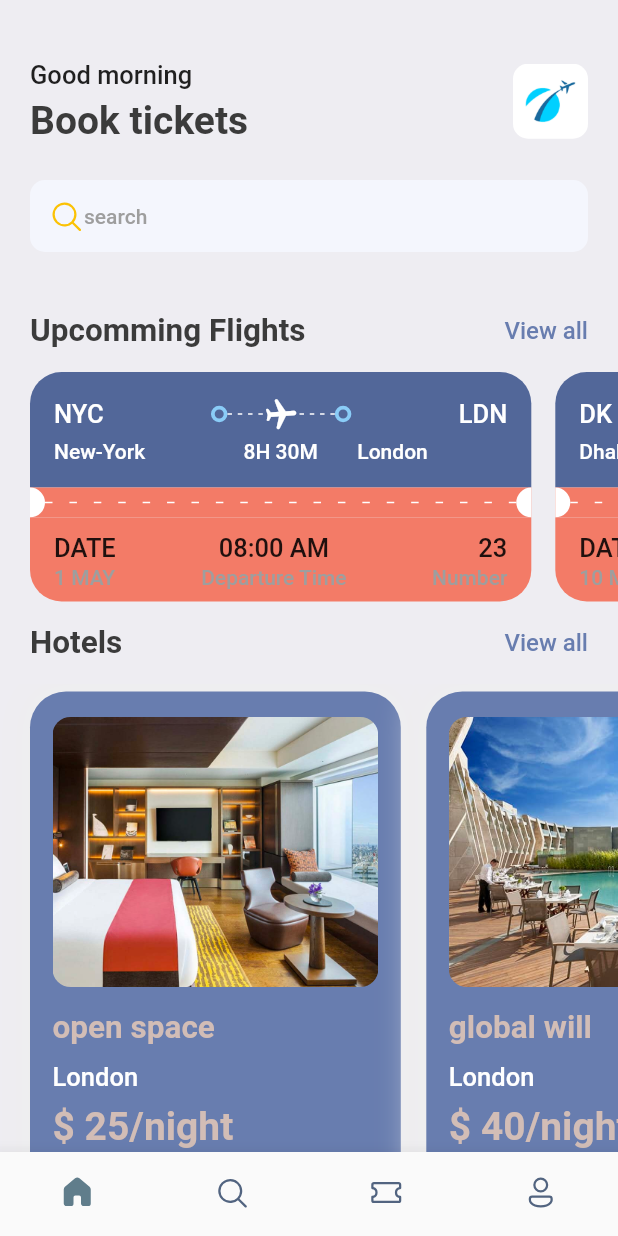
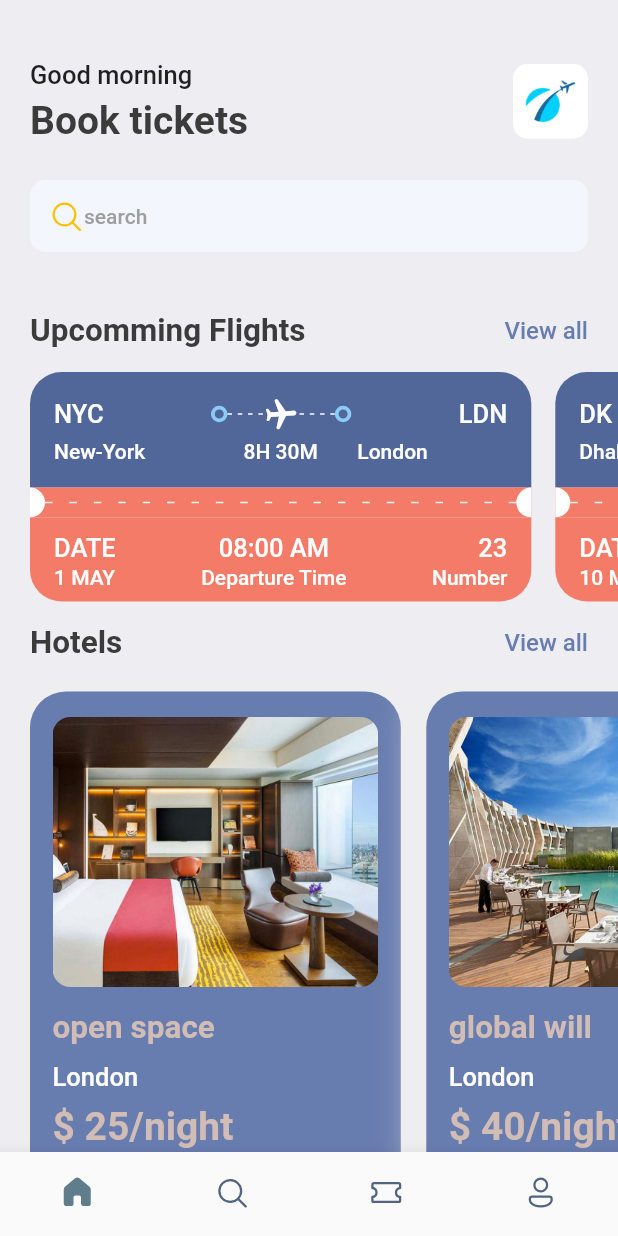
Before and after one commit to srmorteza/Tiket_Booking_Flutter, a Flutter app: the screen it shows after launch, on a phone screen of 412 x 824 dp. Run offline on Flutter 3.47's test engine with Material 2 defaults, Android fonts, the phone set to English and light mode, and no system bars; our stand-ins replace barcode_widget, fluentui_icons, gap, get.

Commit message:
this is the end of ticket srceen page 1401-8-19

```diff
--- a/lib/screens/ticket_view.dart
+++ b/lib/screens/ticket_view.dart
@@ -148,9 +148,9 @@ class TicketView extends StatelessWidget {
                   Row(
                     mainAxisAlignment: MainAxisAlignment.spaceBetween,
                     children: [
-                      AppColumnLayout(firstText: "DATE",secondText:ticket['date'] ,alignment:CrossAxisAlignment.start ,isColor: false,),
-                      AppColumnLayout(firstText: ticket['departure_time'],secondText:"Departure Time"  ,alignment: CrossAxisAlignment.center,isColor: false,),
-                      AppColumnLayout(firstText: ticket['number'].toString(),secondText:"Number",alignment:CrossAxisAlignment.end, isColor: false,),
+                      AppColumnLayout(firstText: "DATE",secondText:ticket['date'] ,alignment:CrossAxisAlignment.start ,isColor: isColor,),
+                      AppColumnLayout(firstText: ticket['departure_time'],secondText:"Departure Time"  ,alignment: CrossAxisAlignment.center,isColor: isColor,),
+                      AppColumnLayout(firstText: ticket['number'].toString(),secondText:"Number",alignment:CrossAxisAlignment.end, isColor: isColor,),
 
 
                   ],)
```
Also changed, not shown: lib/screens/ticket_screen.dart (+36 -1 lines).
